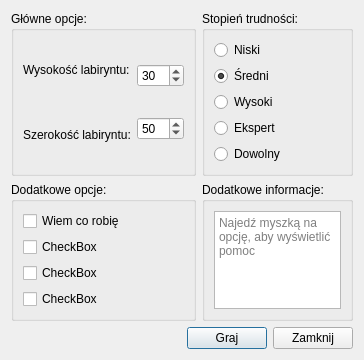
This is settingsdialog.ui in 289698/GenerowanieLabiryntu as Qt 5 draws it before an edit. The edited form follows.
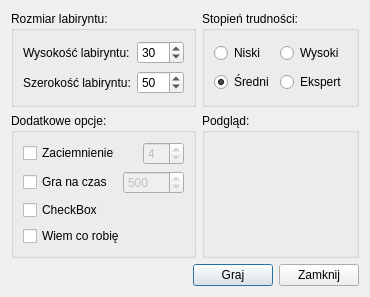
This is the edited form.

The edit to the form file:
```diff
--- a/settingsdialog.ui
+++ b/settingsdialog.ui
@@ -6,20 +6,20 @@
    <rect>
     <x>0</x>
     <y>0</y>
-    <width>347</width>
-    <height>343</height>
+    <width>358</width>
+    <height>297</height>
    </rect>
   </property>
   <property name="windowTitle">
    <string>Nowy labirynt</string>
   </property>
-  <layout class="QVBoxLayout" name="verticalLayout_5">
+  <layout class="QVBoxLayout" name="verticalLayout_2">
    <item>
-    <layout class="QGridLayout" name="gridLayout">
+    <layout class="QGridLayout" name="gridLayout_2">
      <item row="0" column="0">
       <widget class="QGroupBox" name="groupBox_main">
        <property name="title">
-        <string>Główne opcje:</string>
+        <string>Rozmiar labiryntu:</string>
        </property>
        <layout class="QHBoxLayout" name="horizontalLayout">
         <item>
@@ -43,6 +43,19 @@
           </item>
          </layout>
         </item>
+        <item>
+         <spacer name="horizontalSpacer_2">
+          <property name="orientation">
+           <enum>Qt::Horizontal</enum>
+          </property>
+          <property name="sizeHint" stdset="0">
+           <size>
+            <width>40</width>
+            <height>20</height>
+           </size>
+          </property>
+         </spacer>
+        </item>
         <item>
          <layout class="QVBoxLayout" name="verticalLayout_4">
           <item>
@@ -90,15 +103,35 @@
        <property name="title">
         <string>Stopień trudności:</string>
        </property>
-       <layout class="QVBoxLayout" name="verticalLayout_2">
-        <item>
+       <layout class="QGridLayout" name="gridLayout">
+        <item row="0" column="0">
          <widget class="QRadioButton" name="radioButton_easy">
           <property name="text">
            <string>Niski</string>
           </property>
          </widget>
         </item>
-        <item>
+        <item row="1" column="1">
+         <widget class="QRadioButton" name="radioButton_expert">
+          <property name="contextMenuPolicy">
+           <enum>Qt::CustomContextMenu</enum>
+          </property>
+          <property name="text">
+           <string>Ekspert</string>
+          </property>
+         </widget>
+        </item>
+        <item row="0" column="1">
+         <widget class="QRadioButton" name="radioButton_hard">
+          <property name="contextMenuPolicy">
+           <enum>Qt::CustomContextMenu</enum>
+          </property>
+          <property name="text">
+           <string>Wysoki</string>
+          </property>
+         </widget>
+        </item>
+        <item row="1" column="0">
          <widget class="QRadioButton" name="radioButton_medium">
           <property name="text">
            <string>Średni</string>
@@ -108,36 +141,120 @@
           </property>
          </widget>
         </item>
-        <item>
-         <widget class="QRadioButton" name="radioButton_hard">
-          <property name="text">
-           <string>Wysoki</string>
-          </property>
-         </widget>
-        </item>
-        <item>
-         <widget class="QRadioButton" name="radioButton_expert">
-          <property name="text">
-           <string>Ekspert</string>
-          </property>
-         </widget>
-        </item>
-        <item>
-         <widget class="QRadioButton" name="radioButton_any">
-          <property name="text">
-           <string>Dowolny</string>
-          </property>
-         </widget>
-        </item>
        </layout>
       </widget>
      </item>
      <item row="1" column="0">
       <widget class="QGroupBox" name="groupBox_options">
+       <property name="enabled">
+        <bool>true</bool>
+       </property>
        <property name="title">
         <string>Dodatkowe opcje:</string>
        </property>
+       <property name="checkable">
+        <bool>false</bool>
+       </property>
+       <property name="checked">
+        <bool>false</bool>
+       </property>
        <layout class="QVBoxLayout" name="verticalLayout">
+        <item>
+         <layout class="QHBoxLayout" name="horizontalLayout_3">
+          <item>
+           <widget class="QCheckBox" name="checkBox_blackout">
+            <property name="contextMenuPolicy">
+             <enum>Qt::CustomContextMenu</enum>
+            </property>
+            <property name="text">
+             <string>Zaciemnienie</string>
+            </property>
+           </widget>
+          </item>
+          <item>
+           <spacer name="horizontalSpacer_3">
+            <property name="orientation">
+             <enum>Qt::Horizontal</enum>
+            </property>
+            <property name="sizeHint" stdset="0">
+             <size>
+              <width>40</width>
+              <height>20</height>
+             </size>
+            </property>
+           </spacer>
+          </item>
+          <item>
+           <widget class="QSpinBox" name="spinBox_blackout">
+            <property name="enabled">
+             <bool>false</bool>
+            </property>
+            <property name="minimum">
+             <number>1</number>
+            </property>
+            <property name="maximum">
+             <number>10</number>
+            </property>
+            <property name="value">
+             <number>4</number>
+            </property>
+           </widget>
+          </item>
+         </layout>
+        </item>
+        <item>
+         <layout class="QHBoxLayout" name="horizontalLayout_4">
+          <item>
+           <widget class="QCheckBox" name="checkBox_time">
+            <property name="contextMenuPolicy">
+             <enum>Qt::CustomContextMenu</enum>
+            </property>
+            <property name="text">
+             <string>Gra na czas</string>
+            </property>
+           </widget>
+          </item>
+          <item>
+           <spacer name="horizontalSpacer_4">
+            <property name="orientation">
+             <enum>Qt::Horizontal</enum>
+            </property>
+            <property name="sizeHint" stdset="0">
+             <size>
+              <width>40</width>
+              <height>20</height>
+             </size>
+            </property>
+           </spacer>
+          </item>
+          <item>
+           <widget class="QSpinBox" name="spinBox_time">
+            <property name="enabled">
+             <bool>false</bool>
+            </property>
+            <property name="minimum">
+             <number>1</number>
+            </property>
+            <property name="maximum">
+             <number>10000</number>
+            </property>
+            <property name="value">
+             <number>500</number>
+            </property>
+           </widget>
+          </item>
+         </layout>
+        </item>
+        <item>
+         <widget class="QCheckBox" name="checkBox_3">
+          <property name="contextMenuPolicy">
+           <enum>Qt::CustomContextMenu</enum>
+          </property>
+          <property name="text">
+           <string>CheckBox</string>
+          </property>
+         </widget>
+        </item>
         <item>
          <widget class="QCheckBox" name="checkBox_superUser">
           <property name="text">
@@ -145,44 +262,14 @@
           </property>
          </widget>
         </item>
-        <item>
-         <widget class="QCheckBox" name="checkBox_4">
-          <property name="text">
-           <string>CheckBox</string>
-          </property>
-         </widget>
-        </item>
-        <item>
-         <widget class="QCheckBox" name="checkBox_2">
-          <property name="text">
-           <string>CheckBox</string>
-          </property>
-         </widget>
-        </item>
-        <item>
-         <widget class="QCheckBox" name="checkBox_3">
-          <property name="text">
-           <string>CheckBox</string>
-          </property>
-         </widget>
-        </item>
        </layout>
       </widget>
      </item>
      <item row="1" column="1">
-      <widget class="QGroupBox" name="groupBox_4">
+      <widget class="QGroupBox" name="groupBox">
        <property name="title">
-        <string>Dodatkowe informacje:</string>
+        <string>Podgląd:</string>
        </property>
-       <layout class="QHBoxLayout" name="horizontalLayout_3">
-        <item>
-         <widget class="QTextBrowser" name="textBrowser_info">
-          <property name="placeholderText">
-           <string>Najedź myszką na opcję, aby wyświetlić pomoc</string>
-          </property>
-         </widget>
-        </item>
-       </layout>
       </widget>
      </item>
     </layout>
```
Left out of the diff: 24 changed lines with no effect on the pictures.
